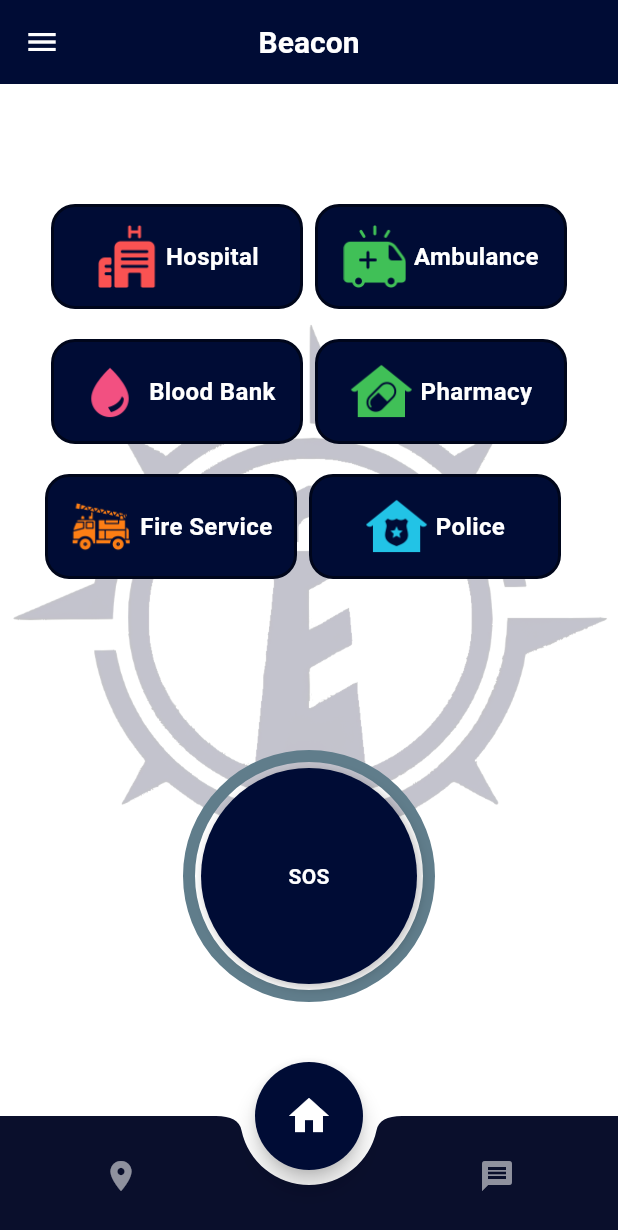
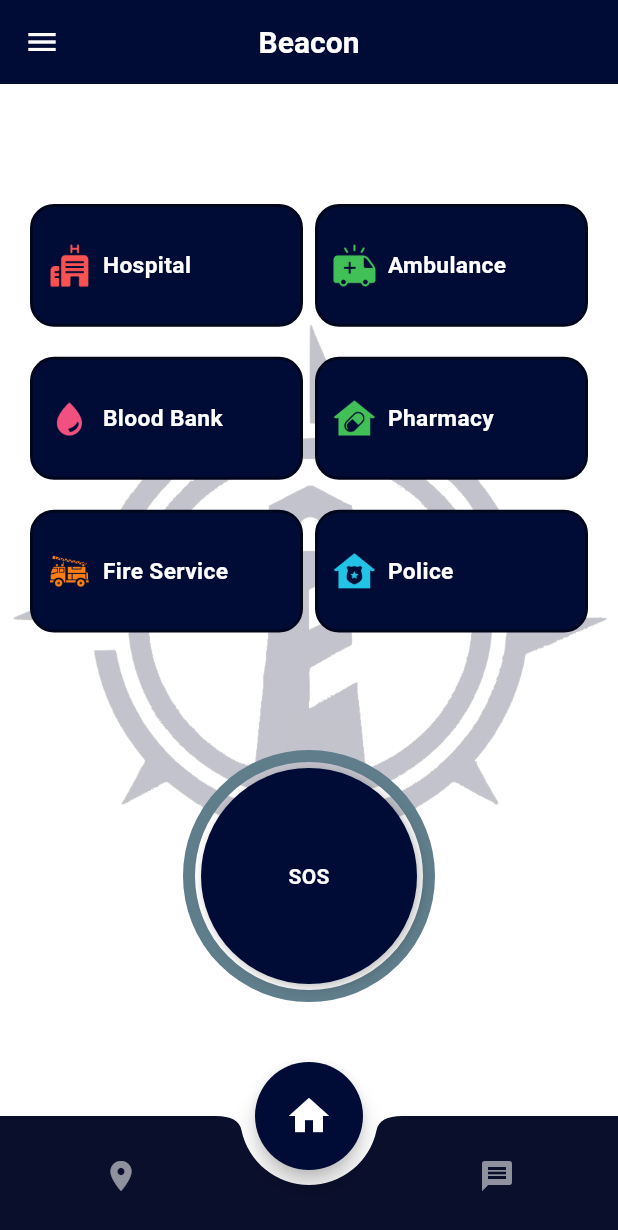
Before and after one commit to ashura-01/project_beacon, a Flutter app: the HomeScreen screen opened directly, on a phone screen of 412 x 824 dp. Shown: the top 1230 px of the screen. Run offline on Flutter 3.47's test engine with Material 3 defaults, Android fonts, the light colour scheme and no system bars; our stand-ins replace permission_handler; missing offline and left inert: nearby_connections.

Commit message:
responsive done

```diff
--- a/lib/ui/screens/main_screens/blu_messenger.dart
+++ b/lib/ui/screens/main_screens/blu_messenger.dart
@@ -27,7 +27,6 @@ class _BluMessengerState extends State<BluMessenger> {
   }
 
   Future<void> _initNearby() async {
-    // Request permissions
     await [
       Permission.bluetooth,
       Permission.location,
@@ -41,7 +40,6 @@ class _BluMessengerState extends State<BluMessenger> {
         ? 'Device_${Platform.localHostname}'
         : 'Device_${DateTime.now().millisecondsSinceEpoch}';
 
-    // Start advertising
     try {
       await Nearby().startAdvertising(
         deviceName,
@@ -67,7 +65,6 @@ class _BluMessengerState extends State<BluMessenger> {
       print('Error starting advertising: $e');
     }
 
-    // Start discovery
     try {
       await Nearby().startDiscovery(
         deviceName,
--- a/lib/ui/screens/main_screens/home_screen.dart
+++ b/lib/ui/screens/main_screens/home_screen.dart
@@ -1,4 +1,3 @@
-import 'dart:ui';
 import 'package:beacon/ui/screens/main_screens/blu_messenger.dart';
 import 'package:beacon/ui/screens/sub_screens/hospital_screen.dart';
 import 'package:beacon/ui/utils/assets_path.dart';
@@ -33,7 +32,7 @@ class _HomeScreenState extends State<HomeScreen> {
               (context) => IconButton(
                 icon: const Icon(Icons.menu, color: Colors.white),
                 onPressed: () {
-                  Scaffold.of(context).openDrawer(); // opens the drawer
+                  Scaffold.of(context).openDrawer();
                 },
               ),
         ),
@@ -47,7 +46,7 @@ class _HomeScreenState extends State<HomeScreen> {
         ),
       ),
 
-      // 🧩 Drawer here
+
       drawer: Drawer(
         child: ListView(
           padding: EdgeInsets.zero,
@@ -98,7 +97,7 @@ class _HomeScreenState extends State<HomeScreen> {
               children: [
                 const SizedBox(
                   height: kToolbarHeight + 80,
-                ), // space below app bar
+                ),
                 Expanded(
                   child: SingleChildScrollView(
                     padding: const EdgeInsets.symmetric(horizontal: 20),
@@ -139,7 +138,7 @@ class _HomeScreenState extends State<HomeScreen> {
                           title: "Police",
                           imagePath: AssetsPath.policeIcon,
                         ),
-                        const SizedBox(height: 160), // space for SOS button
+                        const SizedBox(height: 160),
                       ],
                     ),
                   ),
@@ -148,7 +147,6 @@ class _HomeScreenState extends State<HomeScreen> {
             ),
           ),
 
-          // SOS Button Floating Above Bottom Navigation
           Positioned(
             bottom: 160,
             left: 0,
@@ -169,7 +167,7 @@ class _HomeScreenState extends State<HomeScreen> {
 
       bottomNavigationBar: CustomBottomNavBar(
         currentIndex: currentIndex,
-        onTap: onNavTap, // pass this function here
+        onTap: onNavTap,
       ),
 
       floatingActionButton: SizedBox(
--- a/lib/ui/widgets/screen_background.dart
+++ b/lib/ui/widgets/screen_background.dart
@@ -1,4 +1,4 @@
-import 'dart:ui'; // For ImageFilter
+// For ImageFilter
 import 'package:beacon/ui/utils/assets_path.dart';
 import 'package:flutter/material.dart';
 
--- a/lib/ui/widgets/service_button.dart
+++ b/lib/ui/widgets/service_button.dart
@@ -1,53 +1,64 @@
 import 'package:flutter/material.dart';
 
+
 class ServiceButton extends StatelessWidget {
-  final VoidCallback onTap;     // required: what happens on tap
-  final String title;           // required: the title below the image
-  final String imagePath;       // required: path to image asset
+  final VoidCallback onTap;
+  final String title;
+  final String imagePath;
 
   const ServiceButton({
-    Key? key,
+    super.key,
     required this.onTap,
     required this.title,
     required this.imagePath,
-  }) : super(key: key);
+  });
 
   @override
   Widget build(BuildContext context) {
+    double screenWidth = MediaQuery.of(context).size.width;
+
+
+    double buttonWidth = (screenWidth / 2) - 24;
+    double buttonHeight = buttonWidth * 0.45;
+
+
+    double scale = buttonWidth / 180;
+
     return GestureDetector(
       onTap: onTap,
-
       child: Container(
-        width: 168,
-        height: 70,
-        padding: const EdgeInsets.all(12),
+        width: buttonWidth,
+        height: buttonHeight,
+        padding: EdgeInsets.symmetric(horizontal: 10 * scale, vertical: 8 * scale),
         decoration: BoxDecoration(
-          color: const  Color.fromARGB(255, 0, 12, 53), // Dark blue background
+          color: const Color.fromARGB(255, 0, 12, 53),
           borderRadius: BorderRadius.circular(16),
-          border: Border.all(color: const Color.fromARGB(255, 0, 6, 27), width: 2),
+          border: Border.all(
+            color: const Color.fromARGB(255, 0, 6, 27),
+            width: 2,
+          ),
         ),
         child: Row(
-          mainAxisAlignment: MainAxisAlignment.center,
+          crossAxisAlignment: CrossAxisAlignment.center,
           children: [
-
-            SizedBox(
-              height: 70,
-              child: Image.asset(
+            Image.asset(
               imagePath,
+              height: 28 * scale,
+              width: 28 * scale,
               fit: BoxFit.contain,
             ),
-            ),
-
-            const SizedBox(width: 5),
-
-            Text(
+            SizedBox(width: 8 * scale),
+            Expanded(
+              child: Text(
                 title,
-              style: const TextStyle(
+                style: TextStyle(
                   color: Colors.white,
                   fontWeight: FontWeight.w600,
-                fontSize: 16,
+                  fontSize: 15 * scale,
                 ),
-              textAlign: TextAlign.center,
+                overflow: TextOverflow.ellipsis,
+                maxLines: 1,
+              ),
             ),
           ],
         ),
@@ -55,3 +66,127 @@ class ServiceButton extends StatelessWidget {
     );
   }
 }
+
+
+// class ServiceButton extends StatelessWidget {
+//   final VoidCallback onTap;
+//   final String title;
+//   final String imagePath;
+
+//   const ServiceButton({
+//     Key? key,
+//     required this.onTap,
+//     required this.title,
+//     required this.imagePath,
+//   }) : super(key: key);
+
+//   @override
+//   Widget build(BuildContext context) {
+//     // Screen width
+//     double screenWidth = MediaQuery.of(context).size.width;
+
+//     // Calculate button width (2 per row, including spacing and padding)
+//     double buttonWidth = (screenWidth / 2) - 30;
+
+//     return GestureDetector(
+//       onTap: onTap,
+//       child: Container(
+//         width: buttonWidth,
+//         height: 80,
+//         padding: const EdgeInsets.all(12),
+//         decoration: BoxDecoration(
+//           color: const Color.fromARGB(255, 0, 12, 53),
+//           borderRadius: BorderRadius.circular(16),
+//           border: Border.all(
+//             color: const Color.fromARGB(255, 0, 6, 27),
+//             width: 2,
+//           ),
+//         ),
+//         child: Row(
+//           mainAxisAlignment: MainAxisAlignment.center,
+//           children: [
+//             Image.asset(
+//               imagePath,
+//               height: 36,
+//               fit: BoxFit.contain,
+//             ),
+//             const SizedBox(width: 8),
+//             Flexible(
+//               child: Text(
+//                 title,
+//                 style: const TextStyle(
+//                   color: Colors.white,
+//                   fontWeight: FontWeight.w600,
+//                   fontSize: 16,
+//                 ),
+//                 overflow: TextOverflow.ellipsis,
+//               ),
+//             ),
+//           ],
+//         ),
+//       ),
+//     );
+//   }
+// }
+
+
+
+
+
+// import 'package:flutter/material.dart';
+
+// class ServiceButton extends StatelessWidget {
+//   final VoidCallback onTap;
+//   final String title;
+//   final String imagePath;
+
+//   const ServiceButton({
+//     Key? key,
+//     required this.onTap,
+//     required this.title,
+//     required this.imagePath,
+//   }) : super(key: key);
+
+//   @override
+//   Widget build(BuildContext context) {
+//     return GestureDetector(
+//       onTap: onTap,
+
+//       child: Container(
+//         width: 168,
+//         height: 70,
+//         padding: const EdgeInsets.all(12),
+//         decoration: BoxDecoration(
+//           color: const  Color.fromARGB(255, 0, 12, 53), // Dark blue background
+//           borderRadius: BorderRadius.circular(16),
+//           border: Border.all(color: const Color.fromARGB(255, 0, 6, 27), width: 2),
+//         ),
+//         child: Row(
+//           mainAxisAlignment: MainAxisAlignment.center,
+//           children: [
+
+//             SizedBox(
+//               height: 70,
+//               child: Image.asset(
+//                 imagePath,
+//                 fit: BoxFit.contain,
+//               ),
+//             ),
+
+//             const SizedBox(width: 5),
+
+//             Text(
+//               title,
+//               style: const TextStyle(
+//                 color: Colors.white,
+//                 fontWeight: FontWeight.w600,
+//                 fontSize: 16,
+//               ),
+//               textAlign: TextAlign.center,
+//             ),
+//           ],
+//         ),
+//       ),
+//     );
+//   }
+// }
--- a/lib/ui/widgets/sos_progress_button.dart
+++ b/lib/ui/widgets/sos_progress_button.dart
@@ -2,10 +2,10 @@ import 'package:flutter/material.dart';
 import 'dart:async';
 
 class SosProgressButton extends StatefulWidget {
-  final double size; // Diameter of whole widget (button + progress ring)
-  final double strokeWidth; // Thickness of progress ring
-  final Color color; // Color for button background AND progress ring
-  final VoidCallback onComplete; // Callback when progress completes
+  final double size;
+  final double strokeWidth;
+  final Color color;
+  final VoidCallback onComplete;
 
   const SosProgressButton({
     super.key,
```
Lines whose indentation alone changed are shown as unchanged.
